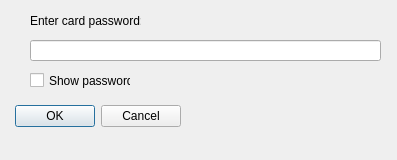
Before: the Qt Designer form PC software/CryptoStickGUI/passworddialog.ui in Nitrokey/nitrokey-pro-firmware, drawn with Qt 5.
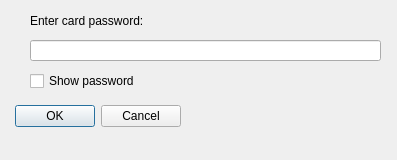
After: the same form once the commit is applied.

The edit to the form file:
```diff
--- a/PC software/CryptoStickGUI/passworddialog.ui
+++ b/PC software/CryptoStickGUI/passworddialog.ui
@@ -47,10 +47,16 @@
     <rect>
      <x>30</x>
      <y>70</y>
-     <width>101</width>
-     <height>21</height>
+     <width>341</width>
+     <height>22</height>
     </rect>
    </property>
+   <property name="sizePolicy">
+    <sizepolicy hsizetype="Fixed" vsizetype="Fixed">
+     <horstretch>0</horstretch>
+     <verstretch>0</verstretch>
+    </sizepolicy>
+   </property>
    <property name="text">
     <string>Show password</string>
    </property>
@@ -60,10 +66,16 @@
     <rect>
      <x>30</x>
      <y>10</y>
-     <width>111</width>
+     <width>341</width>
      <height>21</height>
     </rect>
    </property>
+   <property name="sizePolicy">
+    <sizepolicy hsizetype="Fixed" vsizetype="Fixed">
+     <horstretch>0</horstretch>
+     <verstretch>0</verstretch>
+    </sizepolicy>
+   </property>
    <property name="text">
     <string>Enter card password:</string>
    </property>
```
